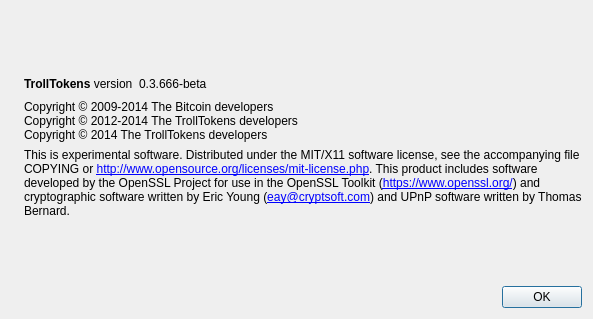
Qt form src/qt/forms/aboutdialog.ui (Justbob1956/TrollTokens) before a commit.
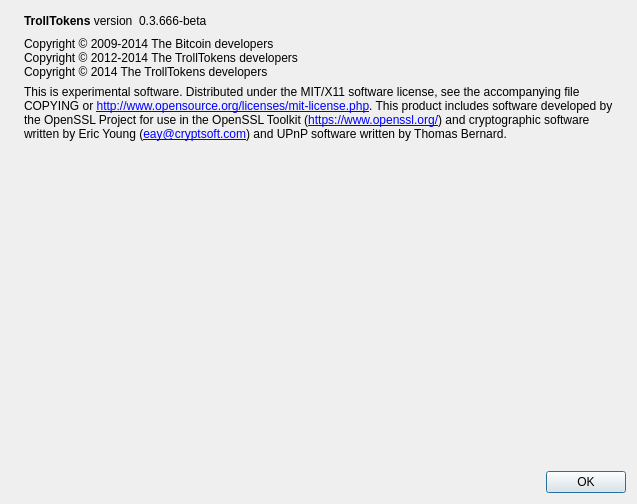
The same form after that commit. Icons and pictures are not drawn.

Diff of the .ui file:
```diff
--- a/src/qt/forms/aboutdialog.ui
+++ b/src/qt/forms/aboutdialog.ui
@@ -6,8 +6,8 @@
    <rect>
     <x>0</x>
     <y>0</y>
-    <width>593</width>
-    <height>319</height>
+    <width>637</width>
+    <height>504</height>
    </rect>
   </property>
   <property name="windowTitle">
@@ -29,19 +29,6 @@
    </item>
    <item>
     <layout class="QVBoxLayout" name="verticalLayout_2">
-     <item>
-      <spacer name="verticalSpacer_2">
-       <property name="orientation">
-        <enum>Qt::Vertical</enum>
-       </property>
-       <property name="sizeHint" stdset="0">
-        <size>
-         <width>20</width>
-         <height>40</height>
-        </size>
-       </property>
-      </spacer>
-     </item>
      <item>
       <layout class="QHBoxLayout" name="horizontalLayout">
        <item>
```
